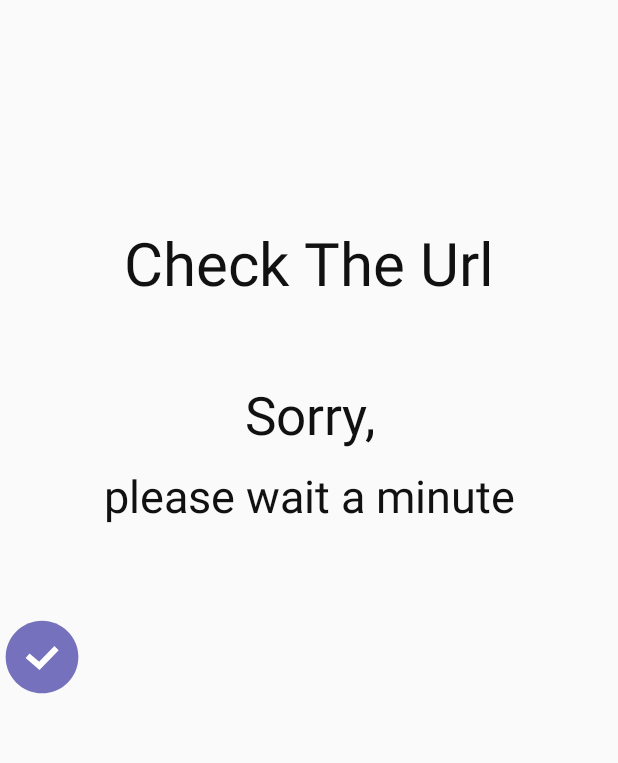
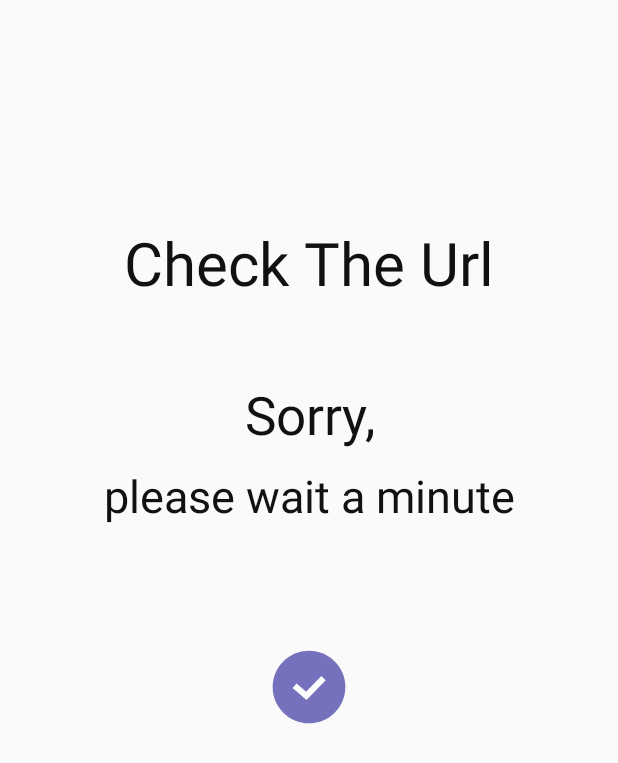
Before and after one commit to pponyoponyo/PBL2Final, an Android app: the SplashActivity screen opened directly, with no data from a screen before it, on a phone screen of 412 x 824 dp. Shown: the top 763 px of the screen. Run offline under Robolectric (Android 15) with nearby library versions, the phone set to English and light mode, and no system bars; Roboto replaces fonts that are not available here; 1 statement that could not run was skipped.

Commit message:
스플래쉬 완료!

```diff
--- a/app/src/main/res/layout/activity_splash.xml
+++ b/app/src/main/res/layout/activity_splash.xml
@@ -36,12 +36,22 @@
         android:textColor="@color/colorBlack"
         android:textSize="30dp" />
 
-    <com.airbnb.lottie.LottieAnimationView
-        android:id="@+id/animation_view"
-        android:layout_width="wrap_content"
-        android:layout_height="wrap_content"
+    <LinearLayout
+        android:layout_width="match_parent"
+        android:layout_height="match_parent"
+        android:orientation="vertical">
 
-        />
+        <com.airbnb.lottie.LottieAnimationView
+            android:id="@+id/animation_view"
+            android:layout_width="wrap_content"
+            android:layout_height="wrap_content"
+            android:layout_margin="20dp"
+            android:layout_gravity="center"
+            />
+
+
+    </LinearLayout>
+
 
 
 
```
